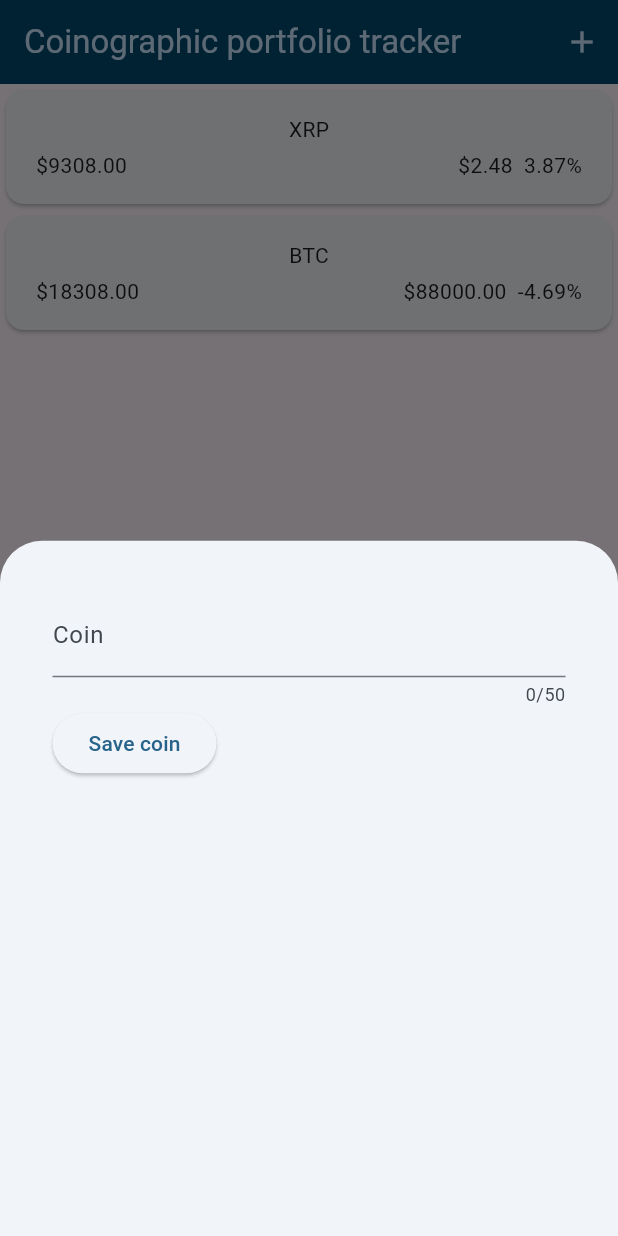
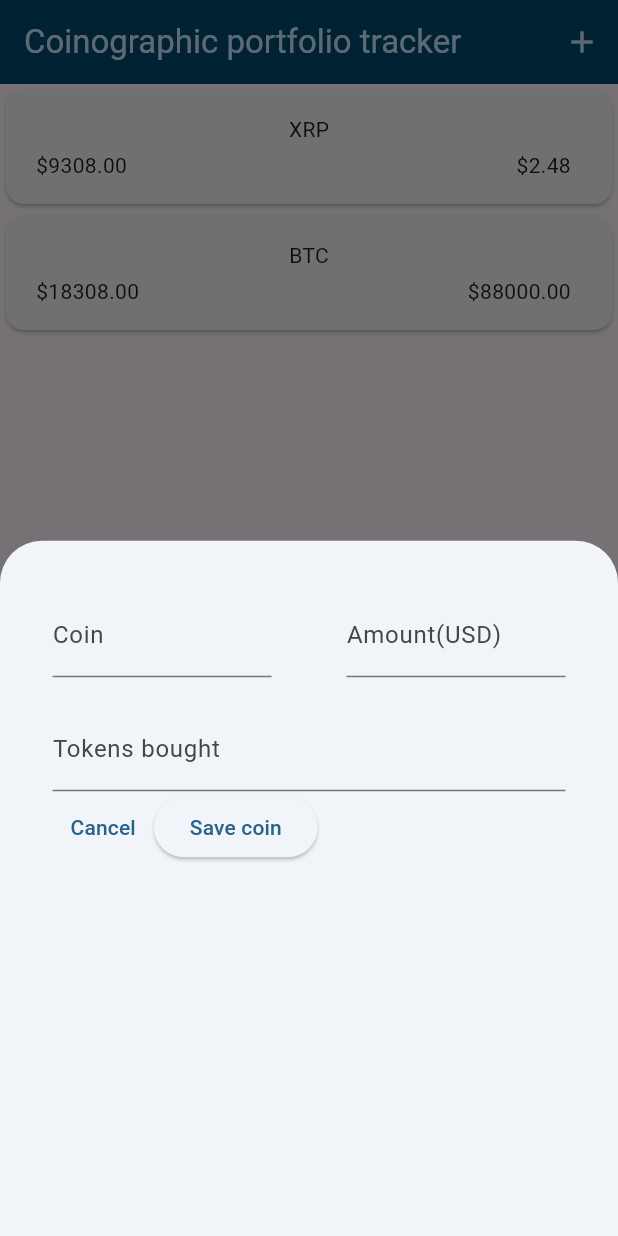
Before and after one commit to Sant0sSilva/Coinography, a Flutter app: the screen it shows after launch, after a tap on the "add" icon, on a phone screen of 412 x 824 dp. Run offline on Flutter 3.47's test engine with Material 3 defaults, Android fonts, the light colour scheme and no system bars.

Commit message:
add coin stuff

```diff
--- a/lib/coin.dart
+++ b/lib/coin.dart
@@ -6,18 +6,18 @@ const uuid = Uuid();//Generates unique ID
 class Coin {
   Coin({
     required this.coinTitle,
-    required this.entryPrice,
-    required this.coinPrice,
-    required this.coin24H,
-    required this.holdings,
+    required this.amountUSD,
+    required this.tokenAmount,
+    // required this.coin24H,
+    // required this.holdings,
   }): id = uuid.v4();
 
   final String id;
   final String coinTitle; //name of coin/token
-  final double entryPrice; //x amount of currency exchanged for y amount of coin
-  final double coinPrice; //current Price of coin in usd
-  final double
-      coin24H; // displays price change in percentage over the last day.
-  final double
-      holdings; // how much in dollars
+  final double amountUSD; //x amount of currency exchanged for y amount of coin
+  final double tokenAmount; //current Price of coin in usd
+  // final double
+  //     coin24H; // displays price change in percentage over the last day.
+  // final double
+  //     holdings; // how much in dollars
 }
--- a/lib/coin_card.dart
+++ b/lib/coin_card.dart
@@ -25,13 +25,13 @@ class CoinItem extends StatelessWidget {
             const SizedBox(height: 4,),
             Row(
               children: [
-                Text('\$${coin.holdings.toStringAsFixed(2)}',),
+                Text('\$${coin.amountUSD.toStringAsFixed(2)}',),
                 const Spacer(),
                 Row(
                   children: [
-                    Text('\$${coin.coinPrice.toStringAsFixed(2)}  ',),
+                    Text('\$${coin.tokenAmount.toStringAsFixed(2)}  ',),
                     // const Spacer(),
-                    Text('${coin.coin24H.toStringAsFixed(2)}%'),
+                    // Text('${coin.coin24H.toStringAsFixed(2)}%'),
 
                   ],
                 )
--- a/lib/coins.dart
+++ b/lib/coins.dart
@@ -1,7 +1,8 @@
-import 'package:coinography/new_coin.dart';
+import 'new_coin.dart';
 import 'package:flutter/material.dart';
 import 'coin.dart';
 import 'coins_list.dart';
+
 
 class Coins extends StatefulWidget {
   const Coins({super.key});
@@ -16,20 +17,22 @@ class _CoinsState extends State<Coins> {
   final List<Coin> _fakeCoins = [
     Coin(
         coinTitle: 'XRP',
-        entryPrice: 9308,
-        coinPrice: 2.48,
-        coin24H: 3.87,
-        holdings: 9308),
+        amountUSD: 9308,
+        tokenAmount: 2.48),
     Coin(
         coinTitle: 'BTC',
-        entryPrice: 18308,
-        coinPrice: 88000,
-        coin24H: -4.69,
-        holdings: 18308),
+        amountUSD: 18308,
+        tokenAmount: 88000),
   ];
 
   void _openAddCoinOverlay() {
-    showModalBottomSheet(context: context, builder: (ctx) => NewCoin());
+    showModalBottomSheet(context: context, builder: (ctx) => NewCoin(onAddNewCoin: _addCoin),);
+  }
+
+  void _addCoin(Coin coin){
+    setState(() {
+      _fakeCoins.add(coin);
+    });
   }
 
   @override
--- a/lib/current_work.dart
+++ b/lib/current_work.dart
@@ -1,2 +1,4 @@
-// building card to hold coin info on main page(add colours for plus or minus
-//create add coin function
+/*
+create remove coin card
+
+ */
--- a/lib/new_coin.dart
+++ b/lib/new_coin.dart
@@ -1,7 +1,10 @@
 import 'package:flutter/material.dart';
+import 'coin.dart';
 
 class NewCoin extends StatefulWidget {
-  const NewCoin({super.key});
+  const NewCoin({super.key, required this.onAddNewCoin});
+
+  final void Function(Coin coin) onAddNewCoin;
 
   @override
   State<NewCoin> createState() {
@@ -12,17 +15,45 @@ class NewCoin extends StatefulWidget {
 class _NewCoin extends State<NewCoin> {
   final _coinTitleController = TextEditingController();
   final _amountController = TextEditingController();
+  final _tokenAmount = TextEditingController();
+
+  void _submitCoinData() {
+    final enteredAmount = double.tryParse(_amountController.text);
+    final enteredToken = double.tryParse(_tokenAmount.text);
+
+    final amountAndTokenIsInvalid = enteredAmount == null ||
+        enteredAmount <= 0 ||
+        enteredToken == null ||
+        enteredToken <= 0;
+
+    if (_coinTitleController.text.trim().isEmpty || amountAndTokenIsInvalid) {
+      showDialog(
+        context: context,
+        builder: (ctx) => AlertDialog(
+          title: const Text('Invalid input!'),
+          content:
+              const Text('Please enter a valid Title, amount and tokens bought'),
+          actions: [
+            TextButton(
+              onPressed: () {
+                Navigator.pop(ctx);
+              },
+              child:const Text('Close'),
+            ),
+          ],
+        ),
+      );
+      return;
+    }
+    widget.onAddNewCoin(Coin(coinTitle: _coinTitleController.text, amountUSD: enteredAmount, tokenAmount: enteredToken),);
+  }
 
   @override
   void dispose() {
     _coinTitleController.dispose();
+    _amountController.dispose();
+    _tokenAmount.dispose();
     super.dispose();
-  }
-
-  var _enteredCoinTitle = '';
-
-  void _saveCoinTitle(String inputValue) {
-    _enteredCoinTitle = inputValue;
   }
 
   @override
@@ -31,19 +62,57 @@ class _NewCoin extends State<NewCoin> {
       padding: const EdgeInsets.all(35),
       child: Column(
         children: [
-          TextField(
-            controller: _coinTitleController,
-            maxLength: 50,
-            decoration: const InputDecoration(
-              label: Text('Coin'),
-            ),
+          Row(
+            children: [
+              Expanded(
+                child: TextField(
+                  controller: _coinTitleController,
+                  decoration: const InputDecoration(
+                    label: Text('Coin'),
+                  ),
+                ),
+              ),
+              const SizedBox(
+                width: 50,
+              ),
+              Expanded(
+                child: TextField(
+                  controller: _amountController,
+                  keyboardType: TextInputType.number,
+                  decoration: const InputDecoration(
+                    prefixText: '\$ ',
+                    label: Text('Amount(USD)'),
+                  ),
+                ),
+              ),
+            ],
+          ),
+          const SizedBox(
+            height: 20,
           ),
           Row(
             children: [
+              Expanded(
+                child: TextField(
+                  controller: _tokenAmount,
+                  keyboardType: TextInputType.number,
+                  decoration: const InputDecoration(
+                    label: Text('Tokens bought'),
+                  ),
+                ),
+              )
+            ],
+          ),
+          Row(
+            children: [
+              TextButton(
+                onPressed: () {
+                  Navigator.pop(context);
+                },
+                child: const Text('Cancel'),
+              ),
               ElevatedButton(
-                onPressed: () {
-                  print(_coinTitleController.text);
-                },
+                onPressed: _submitCoinData,
                 child: const Text('Save coin'),
               ),
             ],
```
